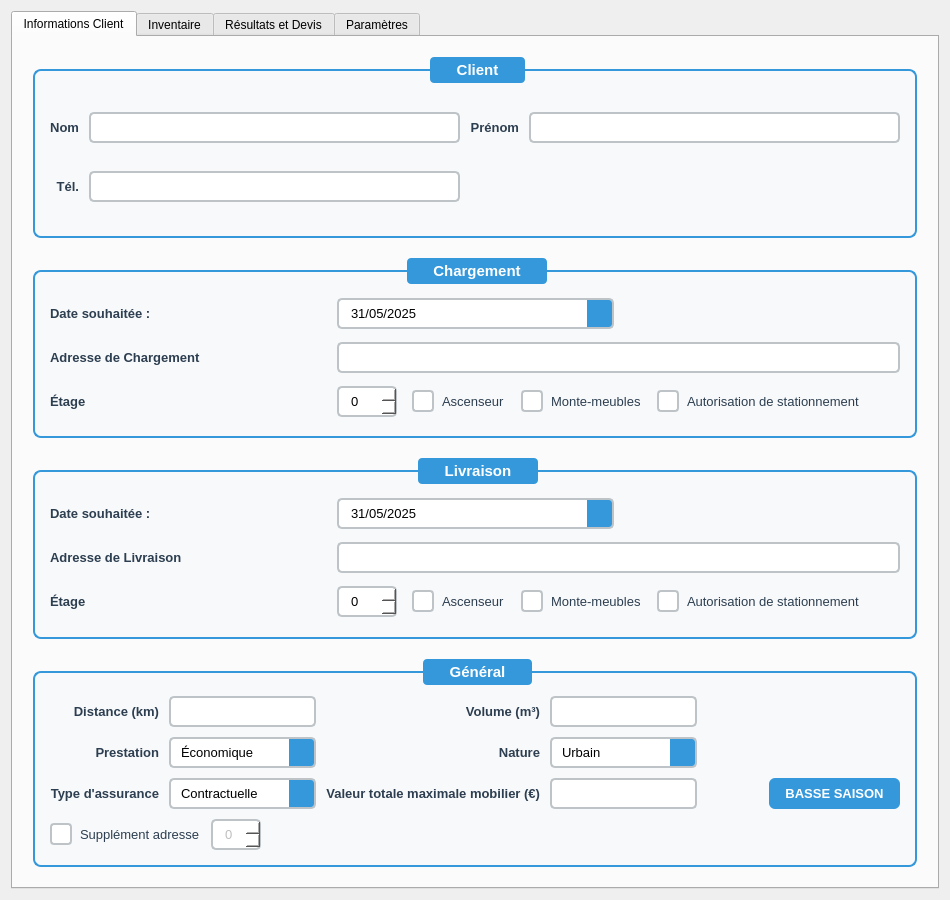
Old version of the form DevisMaker/src/ui/MainWindow.ui in the repository Andreas-Chatti/DevisMaker.
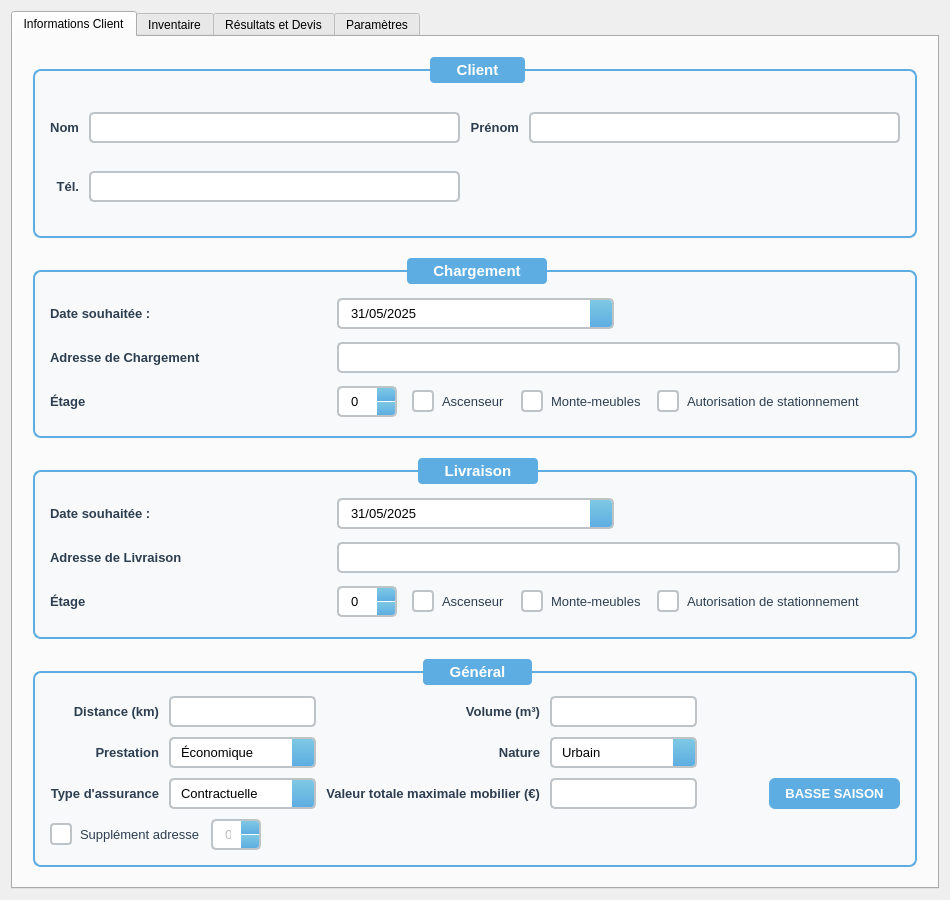
New version of the form. The open tabs and pages were chosen to show the change.

Commit message:
Refine color scheme and improve dropdown button styling
- Replace dark blue (#3498db) with softer blue (#5dade2) throughout UI
- Add gradient backgrounds to dropdown buttons for modern look
- Improve ComboBox, DateEdit, and SpinBox button appearance
- Add hover effects on all dropdown buttons
- Reduce button width and refine arrow sizing for cleaner look
- Style ComboBox dropdown list with consistent colors
- Update season label badge to use new softer blue

The edit to the form file:
```diff
--- a/DevisMaker/src/ui/MainWindow.ui
+++ b/DevisMaker/src/ui/MainWindow.ui
@@ -65,7 +65,7 @@
 QGroupBox {
     font-size: 11pt;
     font-weight: bold;
-    border: 2px solid #3498db;
+    border: 2px solid #5dade2;
     border-radius: 8px;
     margin-top: 12px;
     padding-top: 8px;
@@ -76,7 +76,7 @@
     subcontrol-origin: margin;
     subcontrol-position: top center;
     padding: 4px 20px;
-    background-color: #3498db;
+    background-color: #5dade2;
     color: white;
     border-radius: 4px;
 }
@@ -115,19 +115,24 @@
 
 QDateEdit::drop-down {
     border: none;
-    background-color: #3498db;
-    width: 25px;
+    background: qlineargradient(x1:0, y1:0, x2:0, y2:1, stop:0 #7ec8e3, stop:1 #5dade2);
+    width: 22px;
     border-top-right-radius: 3px;
     border-bottom-right-radius: 3px;
 }
 
+QDateEdit::drop-down:hover {
+    background: qlineargradient(x1:0, y1:0, x2:0, y2:1, stop:0 #8fd3ea, stop:1 #6db8e5);
+}
+
 QDateEdit::down-arrow {
     image: none;
-    border-left: 5px solid transparent;
-    border-right: 5px solid transparent;
-    border-top: 6px solid white;
+    border-left: 4px solid transparent;
+    border-right: 4px solid transparent;
+    border-top: 5px solid white;
     width: 0;
     height: 0;
+    margin-top: 2px;
 }
 
 QComboBox {
@@ -144,17 +149,31 @@
 
 QComboBox::drop-down {
     border: none;
-    background-color: #3498db;
-    width: 25px;
+    background: qlineargradient(x1:0, y1:0, x2:0, y2:1, stop:0 #7ec8e3, stop:1 #5dade2);
+    width: 22px;
     border-top-right-radius: 3px;
     border-bottom-right-radius: 3px;
 }
 
+QComboBox::drop-down:hover {
+    background: qlineargradient(x1:0, y1:0, x2:0, y2:1, stop:0 #8fd3ea, stop:1 #6db8e5);
+}
+
 QComboBox::down-arrow {
     image: none;
-    border-left: 5px solid transparent;
-    border-right: 5px solid transparent;
-    border-top: 6px solid white;
+    border-left: 4px solid transparent;
+    border-right: 4px solid transparent;
+    border-top: 5px solid white;
+    margin-top: 2px;
+}
+
+QComboBox QAbstractItemView {
+    border: 2px solid #5dade2;
+    border-radius: 4px;
+    background-color: white;
+    selection-background-color: #eaf6fc;
+    selection-color: #2c3e50;
+    padding: 2px;
 }
 
 QSpinBox {
@@ -166,8 +185,48 @@
 }
 
 QSpinBox:focus {
-    border: 2px solid #3498db;
-    background-color: #ebf5fb;
+    border: 2px solid #5dade2;
+    background-color: #eaf6fc;
+}
+
+QSpinBox::up-button {
+    border: none;
+    background: qlineargradient(x1:0, y1:0, x2:0, y2:1, stop:0 #7ec8e3, stop:1 #5dade2);
+    border-top-right-radius: 3px;
+    width: 18px;
+}
+
+QSpinBox::up-button:hover {
+    background: qlineargradient(x1:0, y1:0, x2:0, y2:1, stop:0 #8fd3ea, stop:1 #6db8e5);
+}
+
+QSpinBox::down-button {
+    border: none;
+    background: qlineargradient(x1:0, y1:0, x2:0, y2:1, stop:0 #7ec8e3, stop:1 #5dade2);
+    border-bottom-right-radius: 3px;
+    width: 18px;
+}
+
+QSpinBox::down-button:hover {
+    background: qlineargradient(x1:0, y1:0, x2:0, y2:1, stop:0 #8fd3ea, stop:1 #6db8e5);
+}
+
+QSpinBox::up-arrow {
+    image: none;
+    border-left: 3px solid transparent;
+    border-right: 3px solid transparent;
+    border-bottom: 4px solid white;
+    width: 0;
+    height: 0;
+}
+
+QSpinBox::down-arrow {
+    image: none;
+    border-left: 3px solid transparent;
+    border-right: 3px solid transparent;
+    border-top: 4px solid white;
+    width: 0;
+    height: 0;
 }
 
 QCheckBox {
@@ -185,11 +244,15 @@
 }
 
 QCheckBox::indicator:checked {
-    background-color: #3498db;
-    border-color: #3498db;
+    background: qlineargradient(x1:0, y1:0, x2:0, y2:1, stop:0 #7ec8e3, stop:1 #5dade2);
+    border-color: #5dade2;
     image: none;
 }
 
+QCheckBox::indicator:hover {
+    border-color: #5dade2;
+}
+
 QCheckBox::indicator:checked:after {
     content: "✓";
     color: white;
@@ -882,7 +945,7 @@
               <string notr="true">
 QLabel {
     color: white;
-    background-color: #3498db;
+    background-color: #5dade2;
     border-radius: 6px;
     padding: 8px 16px;
 }
```
Left out of the diff: 10 changed lines with no effect on the pictures. The commit also changes 1 other file.
